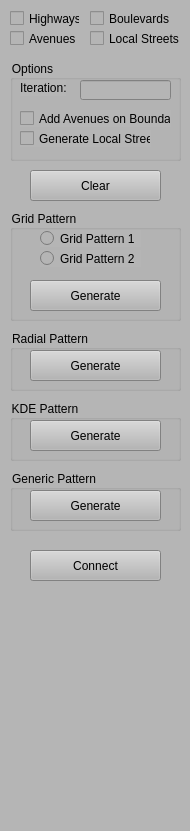
Qt form RoadDesigner/ControlWidget.ui (gnishida/RoadDesigner) before a commit.
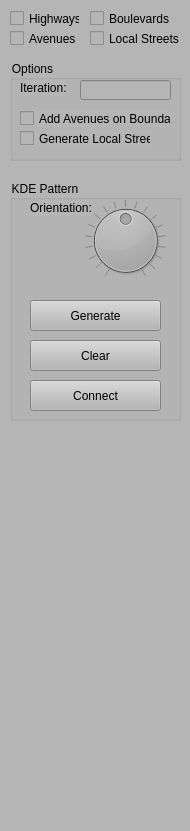
The same form after that commit.

Diff of the .ui file:
```diff
--- a/RoadDesigner/ControlWidget.ui
+++ b/RoadDesigner/ControlWidget.ui
@@ -20,90 +20,6 @@
    <string notr="true">background-color: rgb(181, 181, 181);</string>
   </property>
   <widget class="QWidget" name="dockWidgetContents">
-   <widget class="QGroupBox" name="groupBox_3">
-    <property name="geometry">
-     <rect>
-      <x>10</x>
-      <y>210</y>
-      <width>171</width>
-      <height>111</height>
-     </rect>
-    </property>
-    <property name="title">
-     <string>Grid Pattern</string>
-    </property>
-    <widget class="QPushButton" name="pushButtonGenerateGrid">
-     <property name="geometry">
-      <rect>
-       <x>20</x>
-       <y>70</y>
-       <width>131</width>
-       <height>31</height>
-      </rect>
-     </property>
-     <property name="text">
-      <string>Generate</string>
-     </property>
-    </widget>
-    <widget class="QRadioButton" name="radioButtonGridPattern1">
-     <property name="geometry">
-      <rect>
-       <x>30</x>
-       <y>20</y>
-       <width>101</width>
-       <height>17</height>
-      </rect>
-     </property>
-     <property name="text">
-      <string>Grid Pattern 1</string>
-     </property>
-     <attribute name="buttonGroup">
-      <string notr="true">buttonGroupGridPattern</string>
-     </attribute>
-    </widget>
-    <widget class="QRadioButton" name="radioButtonGridPattern1_2">
-     <property name="geometry">
-      <rect>
-       <x>30</x>
-       <y>40</y>
-       <width>101</width>
-       <height>17</height>
-      </rect>
-     </property>
-     <property name="text">
-      <string>Grid Pattern 2</string>
-     </property>
-     <attribute name="buttonGroup">
-      <string notr="true">buttonGroupGridPattern</string>
-     </attribute>
-    </widget>
-   </widget>
-   <widget class="QGroupBox" name="groupBox_6">
-    <property name="geometry">
-     <rect>
-      <x>10</x>
-      <y>330</y>
-      <width>171</width>
-      <height>61</height>
-     </rect>
-    </property>
-    <property name="title">
-     <string>Radial Pattern</string>
-    </property>
-    <widget class="QPushButton" name="pushButtonGenerateRadial">
-     <property name="geometry">
-      <rect>
-       <x>20</x>
-       <y>20</y>
-       <width>131</width>
-       <height>31</height>
-      </rect>
-     </property>
-     <property name="text">
-      <string>Generate</string>
-     </property>
-    </widget>
-   </widget>
    <widget class="QCheckBox" name="checkBoxRoadTypeAvenue">
     <property name="geometry">
      <rect>
@@ -130,39 +46,13 @@
      <string>Local Streets</string>
     </property>
    </widget>
-   <widget class="QGroupBox" name="groupBox_7">
-    <property name="geometry">
-     <rect>
-      <x>10</x>
-      <y>470</y>
-      <width>171</width>
-      <height>61</height>
-     </rect>
-    </property>
-    <property name="title">
-     <string>Generic Pattern</string>
-    </property>
-    <widget class="QPushButton" name="pushButtonGenerateGeneric">
-     <property name="geometry">
-      <rect>
-       <x>20</x>
-       <y>20</y>
-       <width>131</width>
-       <height>31</height>
-      </rect>
-     </property>
-     <property name="text">
-      <string>Generate</string>
-     </property>
-    </widget>
-   </widget>
    <widget class="QGroupBox" name="groupBox_8">
     <property name="geometry">
      <rect>
       <x>10</x>
-      <y>400</y>
+      <y>180</y>
       <width>171</width>
-      <height>61</height>
+      <height>241</height>
      </rect>
     </property>
     <property name="title">
@@ -172,7 +62,7 @@
      <property name="geometry">
       <rect>
        <x>20</x>
-       <y>20</y>
+       <y>120</y>
        <width>131</width>
        <height>31</height>
       </rect>
@@ -181,19 +71,79 @@
       <string>Generate</string>
      </property>
     </widget>
-   </widget>
-   <widget class="QPushButton" name="pushButtonClear">
-    <property name="geometry">
-     <rect>
-      <x>30</x>
-      <y>170</y>
-      <width>131</width>
-      <height>31</height>
-     </rect>
-    </property>
-    <property name="text">
-     <string>Clear</string>
-    </property>
+    <widget class="QPushButton" name="pushButtonClear">
+     <property name="geometry">
+      <rect>
+       <x>20</x>
+       <y>160</y>
+       <width>131</width>
+       <height>31</height>
+      </rect>
+     </property>
+     <property name="text">
+      <string>Clear</string>
+     </property>
+    </widget>
+    <widget class="QPushButton" name="pushButtonConnect">
+     <property name="geometry">
+      <rect>
+       <x>20</x>
+       <y>200</y>
+       <width>131</width>
+       <height>31</height>
+      </rect>
+     </property>
+     <property name="text">
+      <string>Connect</string>
+     </property>
+    </widget>
+    <widget class="QDial" name="dialOrientation">
+     <property name="geometry">
+      <rect>
+       <x>70</x>
+       <y>20</y>
+       <width>91</width>
+       <height>81</height>
+      </rect>
+     </property>
+     <property name="maximum">
+      <number>359</number>
+     </property>
+     <property name="singleStep">
+      <number>10</number>
+     </property>
+     <property name="value">
+      <number>180</number>
+     </property>
+     <property name="orientation">
+      <enum>Qt::Vertical</enum>
+     </property>
+     <property name="invertedAppearance">
+      <bool>false</bool>
+     </property>
+     <property name="invertedControls">
+      <bool>false</bool>
+     </property>
+     <property name="notchTarget">
+      <double>3.700000000000000</double>
+     </property>
+     <property name="notchesVisible">
+      <bool>true</bool>
+     </property>
+    </widget>
+    <widget class="QLabel" name="label_2">
+     <property name="geometry">
+      <rect>
+       <x>20</x>
+       <y>20</y>
+       <width>61</width>
+       <height>16</height>
+      </rect>
+     </property>
+     <property name="text">
+      <string>Orientation:</string>
+     </property>
+    </widget>
    </widget>
    <widget class="QGroupBox" name="groupBox">
     <property name="geometry">
@@ -286,19 +236,6 @@
      <string>Boulevards</string>
     </property>
    </widget>
-   <widget class="QPushButton" name="pushButtonConnect">
-    <property name="geometry">
-     <rect>
-      <x>30</x>
-      <y>550</y>
-      <width>131</width>
-      <height>31</height>
-     </rect>
-    </property>
-    <property name="text">
-     <string>Connect</string>
-    </property>
-   </widget>
   </widget>
  </widget>
  <resources/>
```
